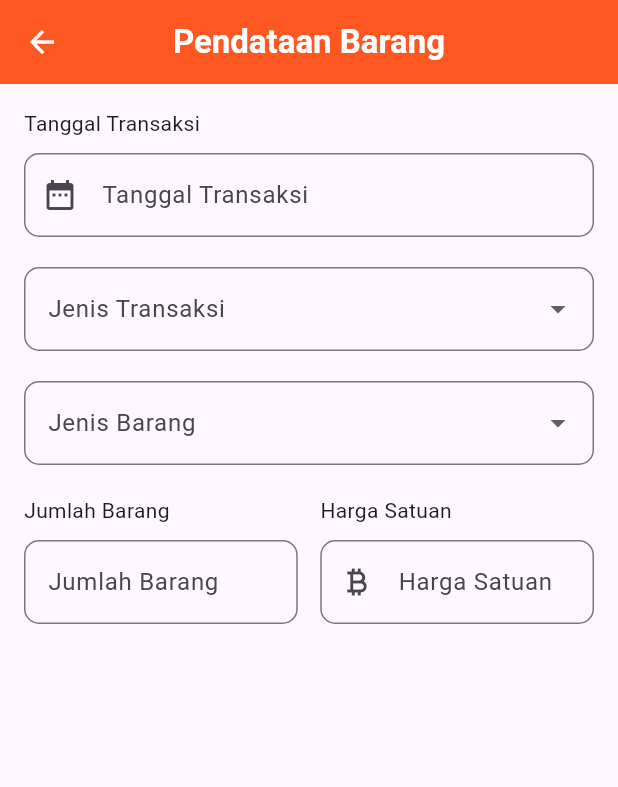
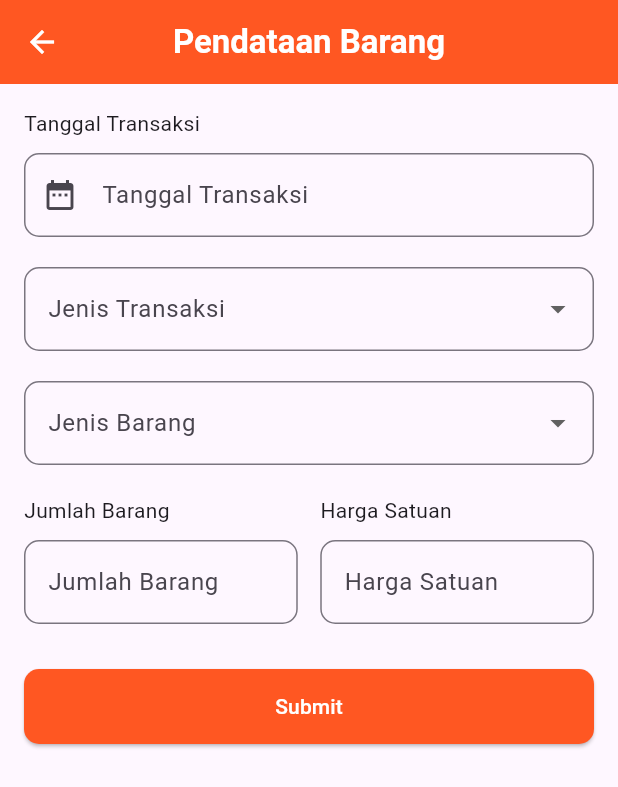
Before and after one commit to LYChubby/20220140009_UCP1Flutter, a Flutter app: the DataBarangPage screen opened directly, on a phone screen of 412 x 824 dp. Shown: the top 787 px of the screen. Run offline on Flutter 3.47's test engine with Material 3 defaults, Android fonts, the phone set to English and light mode, and no system bars; network calls fail.

Commit message:
Membuat Button Submit

```diff
--- a/lib/presentation/data_barang_page.dart
+++ b/lib/presentation/data_barang_page.dart
@@ -158,7 +158,7 @@ class _DataBarangPageState extends State<DataBarangPage> {
                       int harga = hargaBarang[newValue] ?? 0;
                       hargaController.text = NumberFormat.currency(
                         locale: 'id_ID',
-                        symbol: 'Rp ',
+                        symbol: "Rp. ",
                         decimalDigits: 2,
                       ).format(harga);
                     }
@@ -214,7 +214,6 @@ class _DataBarangPageState extends State<DataBarangPage> {
                           controller: hargaController,
                           readOnly: true,
                           decoration: InputDecoration(
-                            prefixIcon: Icon(Icons.currency_bitcoin),
                             hintText: "Harga Satuan",
                             border: OutlineInputBorder(
                               borderRadius: BorderRadius.circular(10),
@@ -232,6 +231,33 @@ class _DataBarangPageState extends State<DataBarangPage> {
                   ),
                 ],
               ),
+              const SizedBox(height: 30),
+              SizedBox(
+                width: double.infinity,
+                height: 50,
+                child: ElevatedButton(
+                  style: TextButton.styleFrom(
+                    backgroundColor: Colors.deepOrange,
+                    foregroundColor: Colors.white,
+                    shape: RoundedRectangleBorder(
+                      borderRadius: BorderRadius.circular(10),
+                    ),
+                  ),
+                  onPressed: () {
+                    if (_formKey.currentState!.validate()) {
+                      // Navigator.push(
+                      //   context,
+                      //   MaterialPageRoute(
+                      //     builder:
+                      //         (context) =>
+                      //             HomePage(),
+                      //   ),
+                      // );
+                    }
+                  },
+                  child: Text("Submit"),
+                ),
+              ),
             ],
           ),
         ),
```
